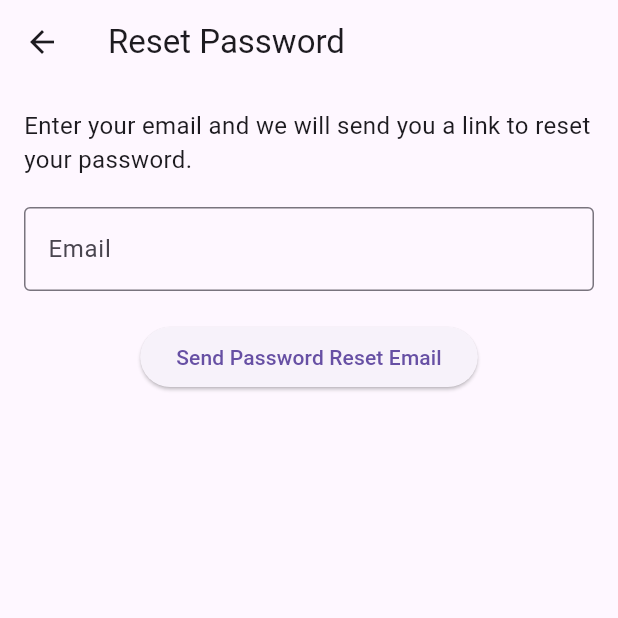
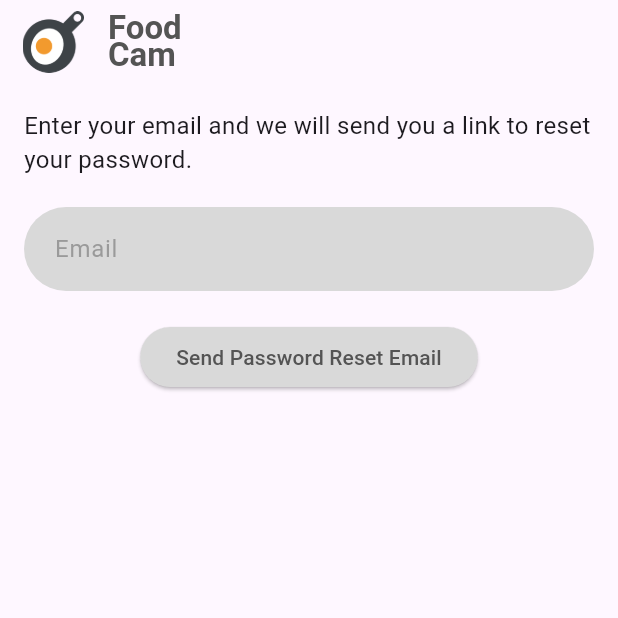
Before and after one commit to whelentyn/chs_sma, a Flutter app: the screen it shows after launch, after a tap on "Forgot Password?", on a phone screen of 412 x 824 dp, the top half of it. Run offline on Flutter 3.47's test engine with Material 3 defaults, Android fonts, the phone set to English and light mode, and no system bars; our stand-ins replace cloud_firestore, firebase_auth, firebase_core, google_fonts; accounts and stored records are empty.

Commit message:
log in and forgot password ui update

```diff
--- a/lib/auth/forgot_password.dart
+++ b/lib/auth/forgot_password.dart
@@ -45,7 +45,21 @@ class _ForgotPasswordScreenState extends State<ForgotPasswordScreen> {
   Widget build(BuildContext context) {
     return Scaffold(
       appBar: AppBar(
-        title: Text("Reset Password"),
+        title: Text(
+          "Food\nCam", style: GoogleFonts.lexendMega(
+            fontWeight: FontWeight.bold,
+            fontSize: 22.0,
+            height: 0.8,
+            color: Color(0xFF545454)
+        ),),
+        leading: Padding(
+            padding: EdgeInsets.only(left: 15.0), // Adjust the value as needed
+            child: Image.asset(
+              'assets/logoFoodCam.png', // Replace with the path to your custom icon
+              width: 50, // Adjust the width as needed
+              height: 50, // Adjust the height as needed
+            )
+        ),
       ),
       body: Padding(
         padding: const EdgeInsets.all(16.0),
@@ -62,9 +76,12 @@ class _ForgotPasswordScreenState extends State<ForgotPasswordScreen> {
               TextFormField(
                 controller: _emailController,
                 keyboardType: TextInputType.emailAddress,
-                decoration: const InputDecoration(
-                  labelText: "Email",
-                  border: OutlineInputBorder(),
+                decoration: InputDecoration(
+                  hintStyle: const TextStyle(color: Color(0XAA7A7A7A)),
+                  hintText: " Email",
+                  border: OutlineInputBorder(borderSide: BorderSide.none, borderRadius: BorderRadius.circular(30)),
+                  filled: true,  // Set to true to enable background color
+                  fillColor: Color(0xFFD9D9D9),
                 ),
                 validator: (value) {
                   if (value!.isEmpty || !value.contains('@')) {
@@ -82,7 +99,10 @@ class _ForgotPasswordScreenState extends State<ForgotPasswordScreen> {
                     _resetPassword();
                   }
                 },
-                child: const Text('Send Password Reset Email'),
+                style: ElevatedButton.styleFrom(
+                  backgroundColor: const Color(0xFFD9D9D9),
+                ),
+                child: const Text('Send Password Reset Email', style: TextStyle(color: Color(0xFF545454))),
               ),
               const SizedBox(height: 20),
               Text(
--- a/lib/auth/login_screen.dart
+++ b/lib/auth/login_screen.dart
@@ -2,7 +2,6 @@ import 'package:cloud_firestore/cloud_firestore.dart';
 import 'package:cooking_app/auth/signup_screen.dart';
 import 'package:firebase_auth/firebase_auth.dart';
 import 'package:flutter/material.dart';
-
 import 'package:google_fonts/google_fonts.dart';
 
 import 'forgot_password.dart';
@@ -59,11 +58,50 @@ class _LoginScreenState extends State<LoginScreen> {
   Widget build(BuildContext context) {
     return Scaffold(
       appBar: AppBar(
-        title: const Text("Login"),
+        title: Text(
+          "Food\nCam", style: GoogleFonts.lexendMega(
+            fontWeight: FontWeight.bold,
+            fontSize: 22.0,
+            height: 0.8,
+            color: Color(0xFF545454)
+        ),),
+        leading: Padding(
+          padding: EdgeInsets.only(left: 15.0), // Adjust the value as needed
+          child: Image.asset(
+            'assets/logoFoodCam.png', // Replace with the path to your custom icon
+            width: 50, // Adjust the width as needed
+            height: 50, // Adjust the height as needed
           ),
-      body: Center(
+        ),
+      ),
+      body: Column(
+        children: [
+          Container(
+            padding: const EdgeInsets.all(16),
+            alignment: Alignment.center,
+            child: const Column(
+              children: [
+                /*Icon(
+                  Icons.egg_alt, // Choose a food-related icon
+                  size: 50,
+                  color: Colors.yellow,
+                ),*/
+                SizedBox(height: 40),
+                Text(
+                  "Log In",
+                  style: TextStyle(
+                    color: Color(0xFF545454),
+                    fontFamily: 'Rubik',
+                    fontSize: 24,
+                    fontWeight: FontWeight.bold,
+                  ),
+                ),
+              ],
+            ),
+          ),
+          Center(
             child: Padding(
-          padding: const EdgeInsets.all(16),
+              padding: const EdgeInsets.all(30),
               child: Form(
                 key: _formKey,
                 child: Column(
@@ -72,9 +110,12 @@ class _LoginScreenState extends State<LoginScreen> {
                     TextFormField(
                       controller: _emailController,
                       keyboardType: TextInputType.emailAddress,
-                  decoration: const InputDecoration(
-                    label: Text("Email"),
-                    border: OutlineInputBorder(),
+                      decoration: InputDecoration(
+                        hintStyle: const TextStyle(color: Color(0XAA7A7A7A)),
+                        hintText: " Email",
+                        border: OutlineInputBorder(borderSide: BorderSide.none, borderRadius: BorderRadius.circular(30),),
+                        filled: true,  // Set to true to enable background color
+                        fillColor: Color(0xAAD9D9D9),
                       ),
                       validator: (value) {
                         if (value == null || value.isEmpty) {
@@ -88,13 +129,16 @@ class _LoginScreenState extends State<LoginScreen> {
                         });
                       },
                     ),
-                const SizedBox(height: 20),
+                    const SizedBox(height: 15),
                     TextFormField(
                       controller: _passController,
                       obscureText: true,
-                  decoration: const InputDecoration(
-                    label: Text("Password"),
-                    border: OutlineInputBorder(),
+                      decoration: InputDecoration(
+                        hintStyle: const TextStyle(color: Color(0XAA7A7A7A)),
+                        hintText: " Password",
+                        border: OutlineInputBorder(borderSide: BorderSide.none, borderRadius: BorderRadius.circular(30),),
+                        filled: true,  // Set to true to enable background color
+                        fillColor: Color(0xAAD9D9D9),
                       ),
                       validator: (value) {
                         if (value == null || value.isEmpty) {
@@ -115,22 +159,40 @@ class _LoginScreenState extends State<LoginScreen> {
                           handleLogin();
                         }
                       },
-                  child: const Text("Login"),
+                      style: ElevatedButton.styleFrom(
+                        shape: RoundedRectangleBorder(
+                          borderRadius: BorderRadius.circular(30.0), // Set a high value for a rounded square
                         ),
-                const SizedBox(height: 10),
+                        backgroundColor: const Color(0xFFD9D9D9),
+                        padding: const EdgeInsets.all(5.0),
+                      ),
+                      child: const Icon(
+                        Icons.done, // Choose a food-related icon
+                        size: 40,
+                        color: Color(0xFF545454),
+                      ),
+                    ),
+                    const SizedBox(height: 15),
                     TextButton(
-                  onPressed: () => Navigator.of(context).push(MaterialPageRoute(builder: (context) => const SignUpScreen())),
-                  child: const Text("Don't have an account? Sign up"),
+                      onPressed: () =>
+                          Navigator.of(context).push(MaterialPageRoute(
+                              builder: (context) => const SignUpScreen())),
+                      child: const Text("Don't have an account? Sign up", style: TextStyle(color: Color(0xFF545454))),
                     ),
                     TextButton(
-                  onPressed: () => Navigator.of(context).push(MaterialPageRoute(builder: (context) => const ForgotPasswordScreen())),
-                  child: const Text("Forgot Password?"),
+                      onPressed: () => Navigator.of(context).push(
+                          MaterialPageRoute(
+                              builder: (context) =>
+                              const ForgotPasswordScreen())),
+                      child: const Text("Forgot Password?", style: TextStyle(color: Color(0xFF545454))),
                     ),
                   ],
                 ),
               ),
             ),
           ),
+        ],
+      ),
     );
   }
 }
```
Lines whose indentation alone changed are shown as unchanged.
